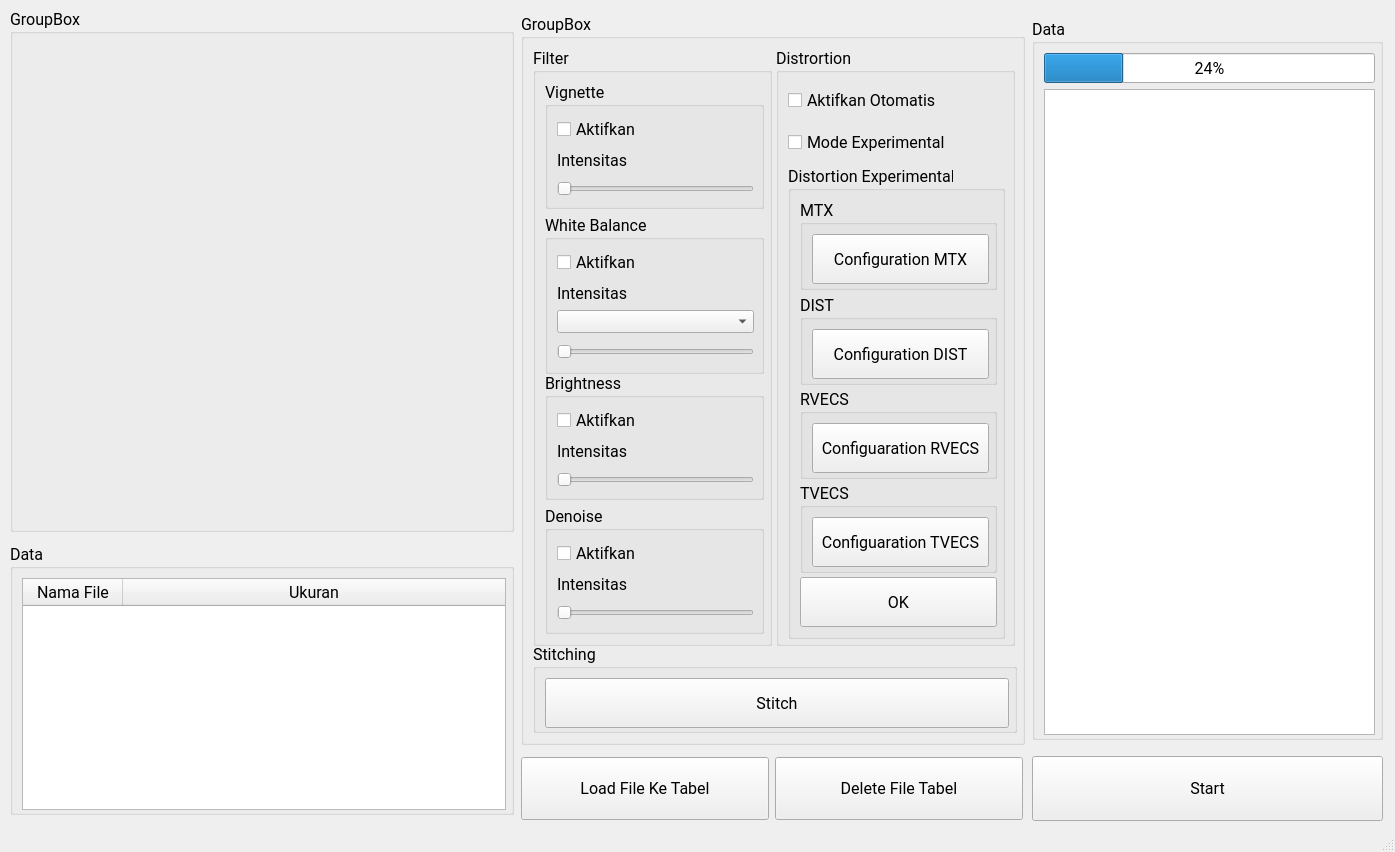
This is main.ui in YapZanan/Neura_Filtering as Qt 5 draws it before an edit. The edited form follows.
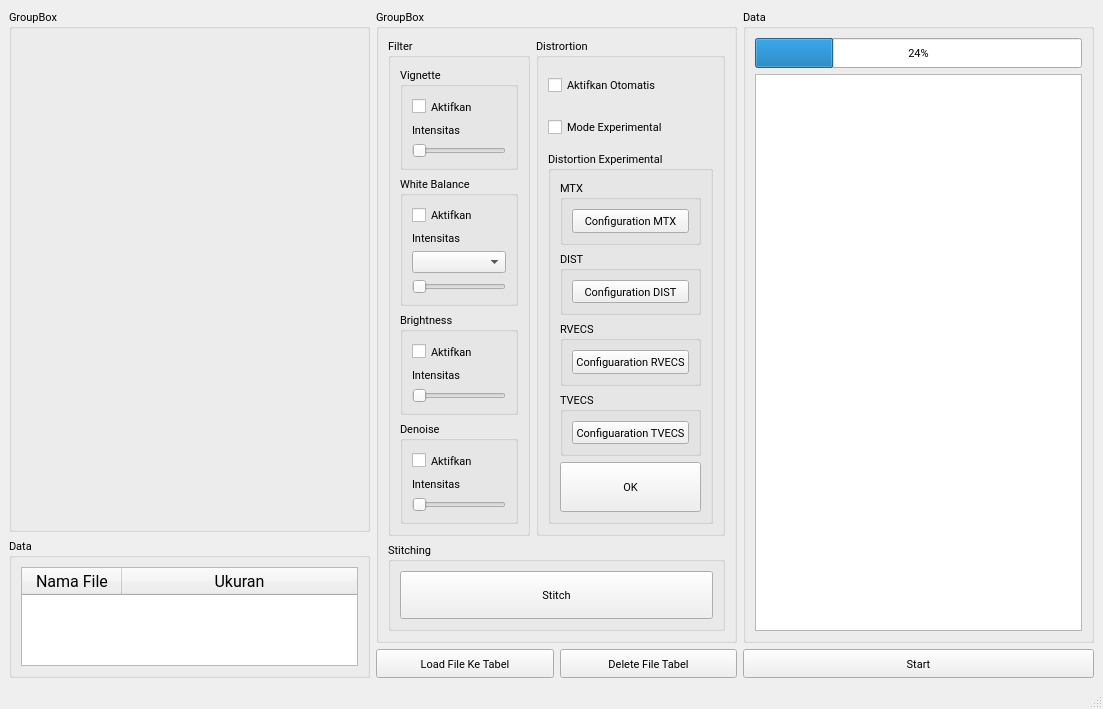
This is the edited form.

Commit message: perbaikan main

Patch:
```diff
--- a/main.ui
+++ b/main.ui
@@ -6,8 +6,8 @@
    <rect>
     <x>0</x>
     <y>0</y>
-    <width>1395</width>
-    <height>852</height>
+    <width>1103</width>
+    <height>709</height>
    </rect>
   </property>
   <property name="sizePolicy">
@@ -18,8 +18,8 @@
   </property>
   <property name="minimumSize">
    <size>
-    <width>1395</width>
-    <height>852</height>
+    <width>0</width>
+    <height>0</height>
    </size>
   </property>
   <property name="maximumSize">
@@ -43,8 +43,8 @@
       </property>
       <property name="minimumSize">
        <size>
-        <width>504</width>
-        <height>523</height>
+        <width>0</width>
+        <height>0</height>
        </size>
       </property>
       <property name="maximumSize">
@@ -56,7 +56,7 @@
       <property name="font">
        <font>
         <family>Roboto</family>
-        <pointsize>12</pointsize>
+        <pointsize>8</pointsize>
        </font>
       </property>
       <property name="title">
@@ -67,8 +67,8 @@
         <widget class="QLabel" name="label_Camera">
          <property name="minimumSize">
           <size>
-           <width>484</width>
-           <height>484</height>
+           <width>0</width>
+           <height>0</height>
           </size>
          </property>
          <property name="maximumSize">
@@ -77,6 +77,11 @@
            <height>484</height>
           </size>
          </property>
+         <property name="font">
+          <font>
+           <pointsize>8</pointsize>
+          </font>
+         </property>
          <property name="text">
           <string/>
          </property>
@@ -95,8 +100,8 @@
       </property>
       <property name="minimumSize">
        <size>
-        <width>504</width>
-        <height>731</height>
+        <width>0</width>
+        <height>0</height>
        </size>
       </property>
       <property name="maximumSize">
@@ -108,7 +113,7 @@
       <property name="font">
        <font>
         <family>Roboto</family>
-        <pointsize>12</pointsize>
+        <pointsize>8</pointsize>
        </font>
       </property>
       <property name="title">
@@ -125,8 +130,8 @@
          </property>
          <property name="minimumSize">
           <size>
-           <width>239</width>
-           <height>598</height>
+           <width>0</width>
+           <height>0</height>
           </size>
          </property>
          <property name="maximumSize">
@@ -138,7 +143,7 @@
          <property name="font">
           <font>
            <family>Roboto</family>
-           <pointsize>12</pointsize>
+           <pointsize>8</pointsize>
           </font>
          </property>
          <property name="title">
@@ -155,8 +160,8 @@
             </property>
             <property name="minimumSize">
              <size>
-              <width>219</width>
-              <height>127</height>
+              <width>0</width>
+              <height>0</height>
              </size>
             </property>
             <property name="maximumSize">
@@ -168,7 +173,7 @@
             <property name="font">
              <font>
               <family>Roboto</family>
-              <pointsize>12</pointsize>
+              <pointsize>8</pointsize>
              </font>
             </property>
             <property name="title">
@@ -185,8 +190,8 @@
                </property>
                <property name="minimumSize">
                 <size>
-                 <width>199</width>
-                 <height>26</height>
+                 <width>0</width>
+                 <height>0</height>
                 </size>
                </property>
                <property name="maximumSize">
@@ -198,7 +203,7 @@
                <property name="font">
                 <font>
                  <family>Roboto</family>
-                 <pointsize>12</pointsize>
+                 <pointsize>8</pointsize>
                 </font>
                </property>
                <property name="text">
@@ -218,8 +223,8 @@
                  </property>
                  <property name="minimumSize">
                   <size>
-                   <width>197</width>
-                   <height>25</height>
+                   <width>0</width>
+                   <height>0</height>
                   </size>
                  </property>
                  <property name="maximumSize">
@@ -231,7 +236,7 @@
                  <property name="font">
                   <font>
                    <family>Roboto</family>
-                   <pointsize>12</pointsize>
+                   <pointsize>8</pointsize>
                   </font>
                  </property>
                  <property name="text">
@@ -249,8 +254,8 @@
                  </property>
                  <property name="minimumSize">
                   <size>
-                   <width>197</width>
-                   <height>26</height>
+                   <width>0</width>
+                   <height>0</height>
                   </size>
                  </property>
                  <property name="maximumSize">
@@ -262,7 +267,7 @@
                  <property name="font">
                   <font>
                    <family>Roboto</family>
-                   <pointsize>12</pointsize>
+                   <pointsize>8</pointsize>
                   </font>
                  </property>
                  <property name="orientation">
@@ -285,8 +290,8 @@
             </property>
             <property name="minimumSize">
              <size>
-              <width>219</width>
-              <height>159</height>
+              <width>0</width>
+              <height>0</height>
              </size>
             </property>
             <property name="maximumSize">
@@ -298,7 +303,7 @@
             <property name="font">
              <font>
               <family>Roboto</family>
-              <pointsize>12</pointsize>
+              <pointsize>8</pointsize>
              </font>
             </property>
             <property name="title">
@@ -315,8 +320,8 @@
                </property>
                <property name="minimumSize">
                 <size>
-                 <width>199</width>
-                 <height>26</height>
+                 <width>0</width>
+                 <height>0</height>
                 </size>
                </property>
                <property name="maximumSize">
@@ -328,7 +333,7 @@
                <property name="font">
                 <font>
                  <family>Roboto</family>
-                 <pointsize>12</pointsize>
+                 <pointsize>8</pointsize>
                 </font>
                </property>
                <property name="text">
@@ -348,8 +353,8 @@
                  </property>
                  <property name="minimumSize">
                   <size>
-                   <width>197</width>
-                   <height>26</height>
+                   <width>0</width>
+                   <height>0</height>
                   </size>
                  </property>
                  <property name="maximumSize">
@@ -361,7 +366,7 @@
                  <property name="font">
                   <font>
                    <family>Roboto</family>
-                   <pointsize>12</pointsize>
+                   <pointsize>8</pointsize>
                   </font>
                  </property>
                  <property name="orientation">
@@ -379,8 +384,8 @@
                  </property>
                  <property name="minimumSize">
                   <size>
-                   <width>197</width>
-                   <height>25</height>
+                   <width>0</width>
+                   <height>0</height>
                   </size>
                  </property>
                  <property name="maximumSize">
@@ -392,7 +397,7 @@
                  <property name="font">
                   <font>
                    <family>Roboto</family>
-                   <pointsize>12</pointsize>
+                   <pointsize>8</pointsize>
                   </font>
                  </property>
                  <property name="text">
@@ -410,8 +415,8 @@
                  </property>
                  <property name="minimumSize">
                   <size>
-                   <width>197</width>
-                   <height>23</height>
+                   <width>0</width>
+                   <height>0</height>
                   </size>
                  </property>
                  <property name="maximumSize">
@@ -423,7 +428,7 @@
                  <property name="font">
                   <font>
                    <family>Roboto</family>
-                   <pointsize>12</pointsize>
+                   <pointsize>8</pointsize>
                   </font>
                  </property>
                 </widget>
@@ -443,8 +448,8 @@
             </property>
             <property name="minimumSize">
              <size>
-              <width>219</width>
-              <height>127</height>
+              <width>0</width>
+              <height>0</height>
              </size>
             </property>
             <property name="maximumSize">
@@ -456,7 +461,7 @@
             <property name="font">
              <font>
               <family>Roboto</family>
-              <pointsize>12</pointsize>
+              <pointsize>8</pointsize>
              </font>
             </property>
             <property name="title">
@@ -473,8 +478,8 @@
                </property>
                <property name="minimumSize">
                 <size>
-                 <width>199</width>
-                 <height>26</height>
+                 <width>0</width>
+                 <height>0</height>
                 </size>
                </property>
                <property name="maximumSize">
@@ -486,7 +491,7 @@
                <property name="font">
                 <font>
                  <family>Roboto</family>
-                 <pointsize>12</pointsize>
+                 <pointsize>8</pointsize>
                 </font>
                </property>
                <property name="text">
@@ -506,8 +511,8 @@
                  </property>
                  <property name="minimumSize">
                   <size>
-                   <width>197</width>
-                   <height>25</height>
+                   <width>0</width>
+                   <height>0</height>
                   </size>
                  </property>
                  <property name="maximumSize">
@@ -519,7 +524,7 @@
                  <property name="font">
                   <font>
                    <family>Roboto</family>
-                   <pointsize>12</pointsize>
+                   <pointsize>8</pointsize>
                   </font>
                  </property>
                  <property name="text">
@@ -537,8 +542,8 @@
                  </property>
                  <property name="minimumSize">
                   <size>
-                   <width>197</width>
-                   <height>26</height>
+                   <width>0</width>
+                   <height>0</height>
                   </size>
                  </property>
                  <property name="maximumSize">
@@ -550,7 +555,7 @@
                  <property name="font">
                   <font>
                    <family>Roboto</family>
-                   <pointsize>12</pointsize>
+                   <pointsize>8</pointsize>
                   </font>
                  </property>
                  <property name="orientation">
@@ -573,8 +578,8 @@
             </property>
             <property name="minimumSize">
              <size>
-              <width>219</width>
-              <height>128</height>
+              <width>0</width>
+              <height>0</height>
              </size>
             </property>
             <property name="maximumSize">
@@ -586,7 +591,7 @@
             <property name="font">
              <font>
               <family>Roboto</family>
-              <pointsize>12</pointsize>
+              <pointsize>8</pointsize>
              </font>
             </property>
             <property name="title">
@@ -603,8 +608,8 @@
                </property>
                <property name="minimumSize">
                 <size>
-                 <width>199</width>
-                 <height>26</height>
+                 <width>0</width>
+                 <height>0</height>
                 </size>
                </property>
                <property name="maximumSize">
@@ -616,7 +621,7 @@
                <property name="font">
                 <font>
                  <family>Roboto</family>
-                 <pointsize>12</pointsize>
+                 <pointsize>8</pointsize>
                 </font>
                </property>
                <property name="text">
@@ -636,8 +641,8 @@
                  </property>
                  <property name="minimumSize">
                   <size>
-                   <width>197</width>
-                   <height>25</height>
+                   <width>0</width>
+                   <height>0</height>
                   </size>
                  </property>
                  <property name="maximumSize">
@@ -649,7 +654,7 @@
                  <property name="font">
                   <font>
                    <family>Roboto</family>
-                   <pointsize>12</pointsize>
+                   <pointsize>8</pointsize>
                   </font>
                  </property>
                  <property name="text">
@@ -667,8 +672,8 @@
                  </property>
                  <property name="minimumSize">
                   <size>
-                   <width>197</width>
-                   <height>26</height>
+                   <width>0</width>
+                   <height>0</height>
                   </size>
                  </property>
                  <property name="maximumSize">
@@ -680,7 +685,7 @@
                  <property name="font">
                   <font>
                    <family>Roboto</family>
-                   <pointsize>12</pointsize>
+                   <pointsize>8</pointsize>
                   </font>
                  </property>
                  <property name="orientation">
@@ -706,8 +711,8 @@
          </property>
          <property name="minimumSize">
           <size>
-           <width>239</width>
-           <height>598</height>
+           <width>0</width>
+           <height>0</height>
           </size>
          </property>
          <property name="maximumSize">
@@ -719,7 +724,7 @@
          <property name="font">
           <font>
            <family>Roboto</family>
-           <pointsize>12</pointsize>
+           <pointsize>8</pointsize>
           </font>
          </property>
          <property name="title">
@@ -736,8 +741,8 @@
             </property>
             <property name="minimumSize">
              <size>
-              <width>219</width>
-              <height>36</height>
+              <width>0</width>
+              <height>0</height>
              </size>
             </property>
             <property name="maximumSize">
@@ -749,7 +754,7 @@
             <property name="font">
              <font>
               <family>Roboto</family>
-              <pointsize>12</pointsize>
+              <pointsize>8</pointsize>
              </font>
             </property>
             <property name="text">
@@ -769,8 +774,8 @@
               </property>
               <property name="minimumSize">
                <size>
-                <width>217</width>
-                <height>36</height>
+                <width>0</width>
+                <height>0</height>
                </size>
               </property>
               <property name="maximumSize">
@@ -782,7 +787,7 @@
               <property name="font">
                <font>
                 <family>Roboto</family>
-                <pointsize>12</pointsize>
+                <pointsize>8</pointsize>
                </font>
               </property>
               <property name="text">
@@ -800,8 +805,8 @@
               </property>
               <property name="minimumSize">
                <size>
-                <width>217</width>
-                <height>473</height>
+                <width>0</width>
+                <height>0</height>
                </size>
               </property>
               <property name="maximumSize">
@@ -813,7 +818,7 @@
               <property name="font">
                <font>
                 <family>Roboto</family>
-                <pointsize>12</pointsize>
+                <pointsize>8</pointsize>
                </font>
               </property>
               <property name="title">
@@ -830,8 +835,8 @@
                  </property>
                  <property name="minimumSize">
                   <size>
-                   <width>197</width>
-                   <height>90</height>
+                   <width>0</width>
+                   <height>0</height>
                   </size>
                  </property>
                  <property name="maximumSize">
@@ -843,7 +848,7 @@
                  <property name="font">
                   <font>
                    <family>Roboto</family>
-                   <pointsize>12</pointsize>
+                   <pointsize>8</pointsize>
                   </font>
                  </property>
                  <property name="title">
@@ -860,8 +865,8 @@
                     </property>
                     <property name="minimumSize">
                      <size>
-                      <width>177</width>
-                      <height>50</height>
+                      <width>0</width>
+                      <height>0</height>
                      </size>
                     </property>
                     <property name="maximumSize">
@@ -873,7 +878,7 @@
                     <property name="font">
                      <font>
                       <family>Roboto</family>
-                      <pointsize>12</pointsize>
+                      <pointsize>8</pointsize>
                      </font>
                     </property>
                     <property name="text">
@@ -894,8 +899,8 @@
                  </property>
                  <property name="minimumSize">
                   <size>
-                   <width>197</width>
-                   <height>90</height>
+                   <width>0</width>
+                   <height>0</height>
                   </size>
                  </property>
                  <property name="maximumSize">
@@ -907,7 +912,7 @@
                  <property name="font">
                   <font>
                    <family>Roboto</family>
-                   <pointsize>12</pointsize>
+                   <pointsize>8</pointsize>
                   </font>
                  </property>
                  <property name="title">
@@ -924,8 +929,8 @@
                     </property>
                     <property name="minimumSize">
                      <size>
-                      <width>177</width>
-                      <height>50</height>
+                      <width>0</width>
+                      <height>0</height>
                      </size>
                     </property>
                     <property name="maximumSize">
@@ -937,7 +942,7 @@
                     <property name="font">
                      <font>
                       <family>Roboto</family>
-                      <pointsize>12</pointsize>
+                      <pointsize>8</pointsize>
                      </font>
                     </property>
                     <property name="text">
@@ -958,8 +963,8 @@
                  </property>
                  <property name="minimumSize">
                   <size>
-                   <width>197</width>
-                   <height>90</height>
+                   <width>0</width>
+                   <height>0</height>
                   </size>
                  </property>
                  <property name="maximumSize">
@@ -971,7 +976,7 @@
                  <property name="font">
                   <font>
                    <family>Roboto</family>
-                   <pointsize>12</pointsize>
+                   <pointsize>8</pointsize>
                   </font>
                  </property>
                  <property name="title">
@@ -988,8 +993,8 @@
                     </property>
                     <property name="minimumSize">
                      <size>
-                      <width>177</width>
-                      <height>50</height>
+                      <width>0</width>
+                      <height>0</height>
                      </size>
                     </property>
                     <property name="maximumSize">
@@ -1001,7 +1006,7 @@
                     <property name="font">
                      <font>
                       <family>Roboto</family>
-                      <pointsize>12</pointsize>
+                      <pointsize>8</pointsize>
                      </font>
                     </property>
                     <property name="text">
@@ -1022,8 +1027,8 @@
                  </property>
                  <property name="minimumSize">
                   <size>
-                   <width>197</width>
-                   <height>90</height>
+                   <width>0</width>
+                   <height>0</height>
                   </size>
                  </property>
                  <property name="maximumSize">
@@ -1035,7 +1040,7 @@
                  <property name="font">
                   <font>
                    <family>Roboto</family>
-                   <pointsize>12</pointsize>
+                   <pointsize>8</pointsize>
                   </font>
                  </property>
                  <property name="title">
@@ -1052,8 +1057,8 @@
                     </property>
                     <property name="minimumSize">
                      <size>
-                      <width>177</width>
-                      <height>50</height>
+                      <width>0</width>
+                      <height>0</height>
                      </size>
                     </property>
                     <property name="maximumSize">
@@ -1065,7 +1070,7 @@
                     <property name="font">
                      <font>
                       <family>Roboto</family>
-                      <pointsize>12</pointsize>
+                      <pointsize>8</pointsize>
                      </font>
                     </property>
                     <property name="text">
@@ -1086,8 +1091,8 @@
                  </property>
                  <property name="minimumSize">
                   <size>
-                   <width>197</width>
-                   <height>50</height>
+                   <width>0</width>
+                   <height>0</height>
                   </size>
                  </property>
                  <property name="maximumSize">
@@ -1099,7 +1104,7 @@
                  <property name="font">
                   <font>
                    <family>Roboto</family>
-                   <pointsize>12</pointsize>
+                   <pointsize>8</pointsize>
                   </font>
                  </property>
                  <property name="text">
@@ -1119,8 +1124,8 @@
         <widget class="QGroupBox" name="groupBox_Stitching">
          <property name="minimumSize">
           <size>
-           <width>484</width>
-           <height>89</height>
+           <width>0</width>
+           <height>0</height>
           </size>
          </property>
          <property name="maximumSize">
@@ -1129,6 +1134,11 @@
            <height>89</height>
           </size>
          </property>
+         <property name="font">
+          <font>
+           <pointsize>8</pointsize>
+          </font>
+         </property>
          <property name="title">
           <string>Stitching</string>
          </property>
@@ -1143,8 +1153,8 @@
             </property>
             <property name="minimumSize">
              <size>
-              <width>464</width>
-              <height>50</height>
+              <width>0</width>
+              <height>0</height>
              </size>
             </property>
             <property name="maximumSize">
@@ -1156,7 +1166,7 @@
             <property name="font">
              <font>
               <family>Roboto</family>
-              <pointsize>12</pointsize>
+              <pointsize>8</pointsize>
              </font>
             </property>
             <property name="text">
@@ -1174,8 +1184,8 @@
      <widget class="QGroupBox" name="groupBox_Progress">
       <property name="minimumSize">
        <size>
-        <width>351</width>
-        <height>721</height>
+        <width>0</width>
+        <height>0</height>
        </size>
       </property>
       <property name="maximumSize">
@@ -1187,7 +1197,7 @@
       <property name="font">
        <font>
         <family>Roboto</family>
-        <pointsize>12</pointsize>
+        <pointsize>8</pointsize>
        </font>
       </property>
       <property name="title">
@@ -1204,8 +1214,8 @@
          </property>
          <property name="minimumSize">
           <size>
-           <width>331</width>
-           <height>30</height>
+           <width>0</width>
+           <height>0</height>
           </size>
          </property>
          <property name="maximumSize">
@@ -1217,7 +1227,7 @@
          <property name="font">
           <font>
            <family>Roboto</family>
-           <pointsize>12</pointsize>
+           <pointsize>8</pointsize>
           </font>
          </property>
          <property name="value">
@@ -1229,8 +1239,8 @@
         <widget class="QListWidget" name="listWidget_Progress">
          <property name="minimumSize">
           <size>
-           <width>331</width>
-           <height>646</height>
+           <width>0</width>
+           <height>0</height>
           </size>
          </property>
          <property name="maximumSize">
@@ -1242,7 +1252,7 @@
          <property name="font">
           <font>
            <family>Roboto</family>
-           <pointsize>12</pointsize>
+           <pointsize>8</pointsize>
           </font>
          </property>
         </widget>
@@ -1260,8 +1270,8 @@
       </property>
       <property name="minimumSize">
        <size>
-        <width>504</width>
-        <height>271</height>
+        <width>0</width>
+        <height>0</height>
        </size>
       </property>
       <property name="maximumSize">
@@ -1273,7 +1283,7 @@
       <property name="font">
        <font>
         <family>Roboto</family>
-        <pointsize>12</pointsize>
+        <pointsize>8</pointsize>
        </font>
       </property>
       <property name="title">
@@ -1284,8 +1294,8 @@
         <widget class="QTableWidget" name="tableWidget_Tabel_File">
          <property name="minimumSize">
           <size>
-           <width>484</width>
-           <height>232</height>
+           <width>0</width>
+           <height>0</height>
           </size>
          </property>
          <property name="maximumSize">
@@ -1297,7 +1307,7 @@
          <property name="font">
           <font>
            <family>Roboto</family>
-           <pointsize>12</pointsize>
+           <pointsize>8</pointsize>
           </font>
          </property>
          <property name="acceptDrops">
@@ -1357,8 +1367,8 @@
         </property>
         <property name="minimumSize">
          <size>
-          <width>248</width>
-          <height>63</height>
+          <width>0</width>
+          <height>0</height>
          </size>
         </property>
         <property name="maximumSize">
@@ -1370,7 +1380,7 @@
         <property name="font">
          <font>
           <family>Roboto</family>
-          <pointsize>12</pointsize>
+          <pointsize>8</pointsize>
          </font>
         </property>
         <property name="text">
@@ -1388,8 +1398,8 @@
         </property>
         <property name="minimumSize">
          <size>
-          <width>248</width>
-          <height>63</height>
+          <width>0</width>
+          <height>0</height>
          </size>
         </property>
         <property name="maximumSize">
@@ -1401,7 +1411,7 @@
         <property name="font">
          <font>
           <family>Roboto</family>
-          <pointsize>12</pointsize>
+          <pointsize>8</pointsize>
          </font>
         </property>
         <property name="text">
@@ -1421,8 +1431,8 @@
       </property>
       <property name="minimumSize">
        <size>
-        <width>351</width>
-        <height>65</height>
+        <width>0</width>
+        <height>0</height>
        </size>
       </property>
       <property name="maximumSize">
@@ -1434,7 +1444,7 @@
       <property name="font">
        <font>
         <family>Roboto</family>
-        <pointsize>12</pointsize>
+        <pointsize>8</pointsize>
        </font>
       </property>
       <property name="text">
```
Left out of the diff: 2 changed lines with no effect on the pictures.
